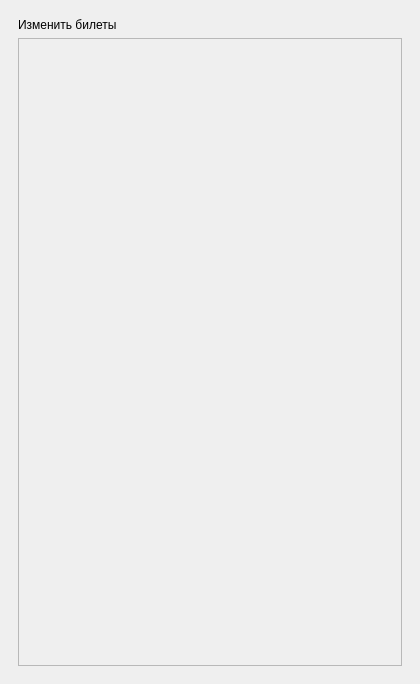
Old version of the form mainwindow.ui in the repository misha258734/driving_app.
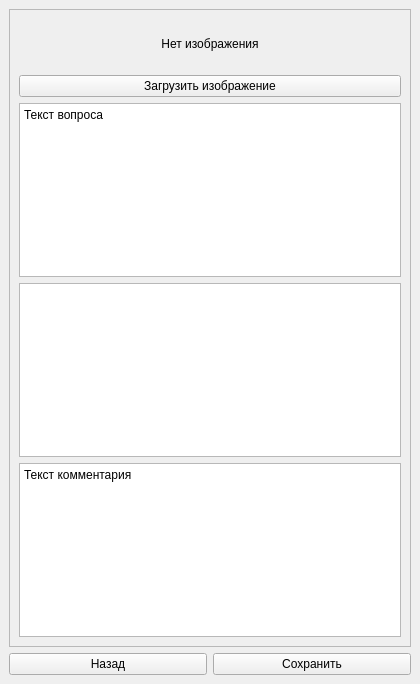
New version of the form.

Commit message: made half of quest adding interface

```diff
--- a/mainwindow.ui
+++ b/mainwindow.ui
@@ -20,8 +20,20 @@
    <string>MainWindow</string>
   </property>
   <widget class="QWidget" name="centralwidget">
-   <layout class="QGridLayout" name="gridLayout">
-    <item row="0" column="0">
+   <layout class="QVBoxLayout" name="verticalLayout_2">
+    <property name="leftMargin">
+     <number>0</number>
+    </property>
+    <property name="topMargin">
+     <number>0</number>
+    </property>
+    <property name="rightMargin">
+     <number>0</number>
+    </property>
+    <property name="bottomMargin">
+     <number>0</number>
+    </property>
+    <item>
      <widget class="QStackedWidget" name="app_stacked_widget">
       <property name="minimumSize">
        <size>
@@ -33,7 +45,7 @@
        <string notr="true"/>
       </property>
       <property name="currentIndex">
-       <number>3</number>
+       <number>5</number>
       </property>
       <widget class="QWidget" name="menu_page">
        <layout class="QGridLayout" name="gridLayout_2">
@@ -375,9 +387,23 @@
         </item>
        </layout>
       </widget>
-      <widget class="QWidget" name="ab_tickets_chose_page">
+      <widget class="QWidget" name="edit_tickets_back">
        <layout class="QGridLayout" name="gridLayout_12">
-        <item row="1" column="0">
+        <item row="0" column="0">
+         <widget class="QLabel" name="edit_tickets_title_label">
+          <property name="text">
+           <string>Изменить билеты</string>
+          </property>
+         </widget>
+        </item>
+        <item row="2" column="0">
+         <widget class="QPushButton" name="edit_tickets_back_button">
+          <property name="text">
+           <string>Назад</string>
+          </property>
+         </widget>
+        </item>
+        <item row="1" column="0" colspan="2">
          <widget class="QScrollArea" name="scrollArea">
           <property name="widgetResizable">
            <bool>true</bool>
@@ -387,18 +413,164 @@
             <rect>
              <x>0</x>
              <y>0</y>
-             <width>382</width>
-             <height>623</height>
+             <width>400</width>
+             <height>610</height>
             </rect>
            </property>
            <layout class="QVBoxLayout" name="verticalLayout"/>
           </widget>
          </widget>
         </item>
+       </layout>
+      </widget>
+      <widget class="QWidget" name="edit_quests_page">
+       <layout class="QGridLayout" name="gridLayout_14">
+        <item row="3" column="0">
+         <widget class="QPushButton" name="edit_quests_back_button">
+          <property name="text">
+           <string>Назад</string>
+          </property>
+         </widget>
+        </item>
+        <item row="1" column="0" colspan="2">
+         <widget class="QScrollArea" name="scrollArea_3">
+          <property name="widgetResizable">
+           <bool>true</bool>
+          </property>
+          <widget class="QWidget" name="quests_buttons_scroll_area">
+           <property name="geometry">
+            <rect>
+             <x>0</x>
+             <y>0</y>
+             <width>400</width>
+             <height>610</height>
+            </rect>
+           </property>
+           <layout class="QVBoxLayout" name="verticalLayout_4"/>
+          </widget>
+         </widget>
+        </item>
         <item row="0" column="0">
-         <widget class="QLabel" name="ab_ticket_chose_title_label">
+         <widget class="QLabel" name="edit_quests_title_label">
           <property name="text">
-           <string>Изменить билеты</string>
+           <string>Изменить вопросы</string>
+          </property>
+         </widget>
+        </item>
+       </layout>
+      </widget>
+      <widget class="QWidget" name="edit_quest_page">
+       <layout class="QGridLayout" name="gridLayout_13">
+        <item row="1" column="0">
+         <widget class="QPushButton" name="edit_quest_back_button">
+          <property name="text">
+           <string>Назад</string>
+          </property>
+         </widget>
+        </item>
+        <item row="0" column="0" colspan="2">
+         <widget class="QScrollArea" name="scrollArea_4">
+          <property name="widgetResizable">
+           <bool>true</bool>
+          </property>
+          <widget class="QWidget" name="quests_buttons_scroll_area_2">
+           <property name="geometry">
+            <rect>
+             <x>0</x>
+             <y>0</y>
+             <width>400</width>
+             <height>633</height>
+            </rect>
+           </property>
+           <layout class="QVBoxLayout" name="verticalLayout_5">
+            <item>
+             <widget class="QLabel" name="image_label">
+              <property name="sizePolicy">
+               <sizepolicy hsizetype="Preferred" vsizetype="Preferred">
+                <horstretch>0</horstretch>
+                <verstretch>0</verstretch>
+               </sizepolicy>
+              </property>
+              <property name="minimumSize">
+               <size>
+                <width>0</width>
+                <height>50</height>
+               </size>
+              </property>
+              <property name="text">
+               <string>Нет изображения</string>
+              </property>
+              <property name="alignment">
+               <set>Qt::AlignmentFlag::AlignCenter</set>
+              </property>
+             </widget>
+            </item>
+            <item>
+             <widget class="QPushButton" name="quest_image_button">
+              <property name="sizePolicy">
+               <sizepolicy hsizetype="Minimum" vsizetype="Fixed">
+                <horstretch>0</horstretch>
+                <verstretch>0</verstretch>
+               </sizepolicy>
+              </property>
+              <property name="autoFillBackground">
+               <bool>false</bool>
+              </property>
+              <property name="text">
+               <string>Загрузить изображение</string>
+              </property>
+              <property name="flat">
+               <bool>false</bool>
+              </property>
+             </widget>
+            </item>
+            <item>
+             <widget class="QTextEdit" name="question_text_textEdit">
+              <property name="html">
+               <string>&lt;!DOCTYPE HTML PUBLIC &quot;-//W3C//DTD HTML 4.0//EN&quot; &quot;http://www.w3.org/TR/REC-html40/strict.dtd&quot;&gt;
+&lt;html&gt;&lt;head&gt;&lt;meta name=&quot;qrichtext&quot; content=&quot;1&quot; /&gt;&lt;meta charset=&quot;utf-8&quot; /&gt;&lt;style type=&quot;text/css&quot;&gt;
+p, li { white-space: pre-wrap; }
+hr { height: 1px; border-width: 0; }
+li.unchecked::marker { content: &quot;\2610&quot;; }
+li.checked::marker { content: &quot;\2612&quot;; }
+&lt;/style&gt;&lt;/head&gt;&lt;body style=&quot; font-family:'Sans Serif'; font-size:9pt; font-weight:400; font-style:normal;&quot;&gt;
+&lt;p style=&quot; margin-top:0px; margin-bottom:0px; margin-left:0px; margin-right:0px; -qt-block-indent:0; text-indent:0px;&quot;&gt;Текст вопроса&lt;/p&gt;&lt;/body&gt;&lt;/html&gt;</string>
+              </property>
+             </widget>
+            </item>
+            <item>
+             <widget class="QTableView" name="answers_table">
+              <property name="sizePolicy">
+               <sizepolicy hsizetype="MinimumExpanding" vsizetype="Expanding">
+                <horstretch>0</horstretch>
+                <verstretch>0</verstretch>
+               </sizepolicy>
+              </property>
+             </widget>
+            </item>
+            <item>
+             <widget class="QTextEdit" name="comment_text_textEdit">
+              <property name="html">
+               <string>&lt;!DOCTYPE HTML PUBLIC &quot;-//W3C//DTD HTML 4.0//EN&quot; &quot;http://www.w3.org/TR/REC-html40/strict.dtd&quot;&gt;
+&lt;html&gt;&lt;head&gt;&lt;meta name=&quot;qrichtext&quot; content=&quot;1&quot; /&gt;&lt;meta charset=&quot;utf-8&quot; /&gt;&lt;style type=&quot;text/css&quot;&gt;
+p, li { white-space: pre-wrap; }
+hr { height: 1px; border-width: 0; }
+li.unchecked::marker { content: &quot;\2610&quot;; }
+li.checked::marker { content: &quot;\2612&quot;; }
+&lt;/style&gt;&lt;/head&gt;&lt;body style=&quot; font-family:'Sans Serif'; font-size:9pt; font-weight:400; font-style:normal;&quot;&gt;
+&lt;p style=&quot; margin-top:0px; margin-bottom:0px; margin-left:0px; margin-right:0px; -qt-block-indent:0; text-indent:0px;&quot;&gt;Текст комментария&lt;/p&gt;
+&lt;p style=&quot;-qt-paragraph-type:empty; margin-top:0px; margin-bottom:0px; margin-left:0px; margin-right:0px; -qt-block-indent:0; text-indent:0px;&quot;&gt;&lt;br /&gt;&lt;/p&gt;&lt;/body&gt;&lt;/html&gt;</string>
+              </property>
+             </widget>
+            </item>
+           </layout>
+          </widget>
+         </widget>
+        </item>
+        <item row="1" column="1">
+         <widget class="QPushButton" name="edit_quest_save_button">
+          <property name="text">
+           <string>Сохранить</string>
           </property>
          </widget>
         </item>
```
The commit also changes 5 other files.
